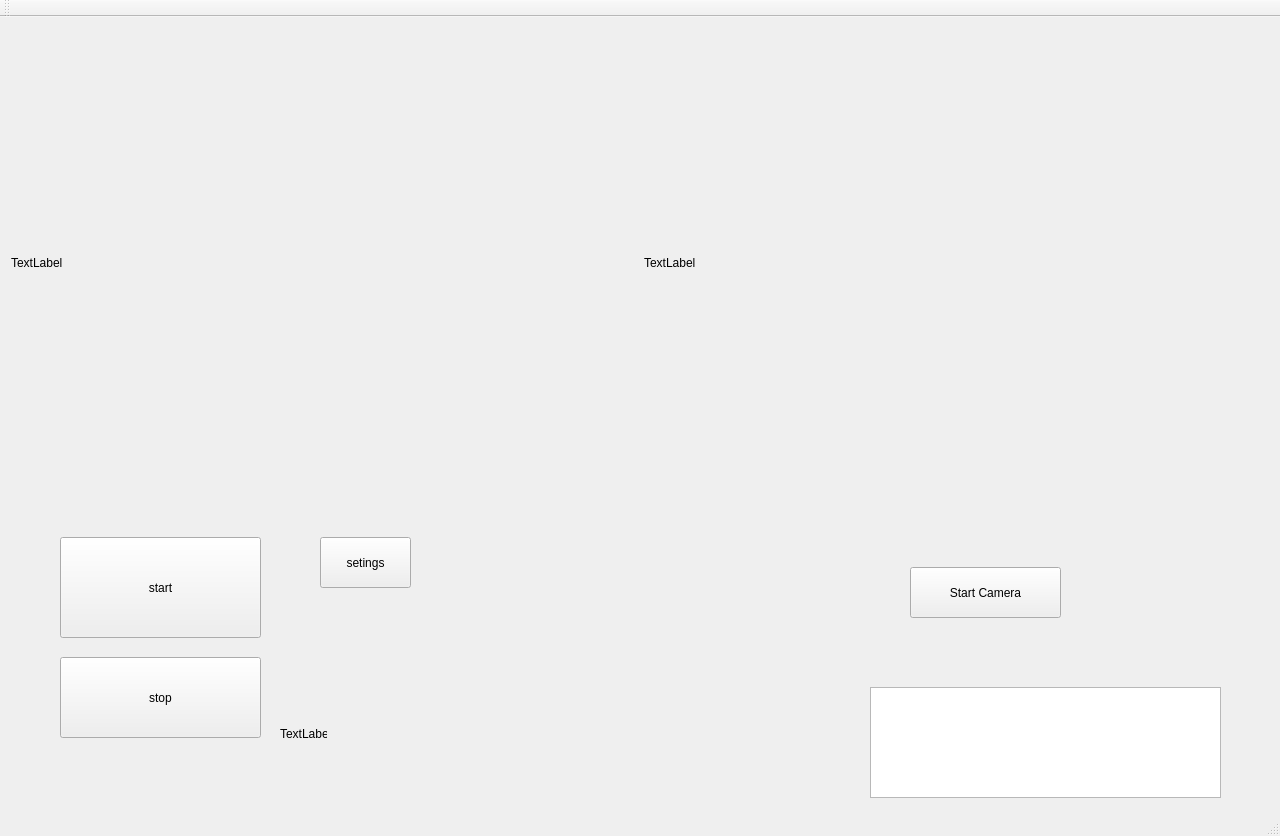
Before: the Qt Designer form mainwindow.ui in EugChesn/GuiClient, drawn with Qt 5.
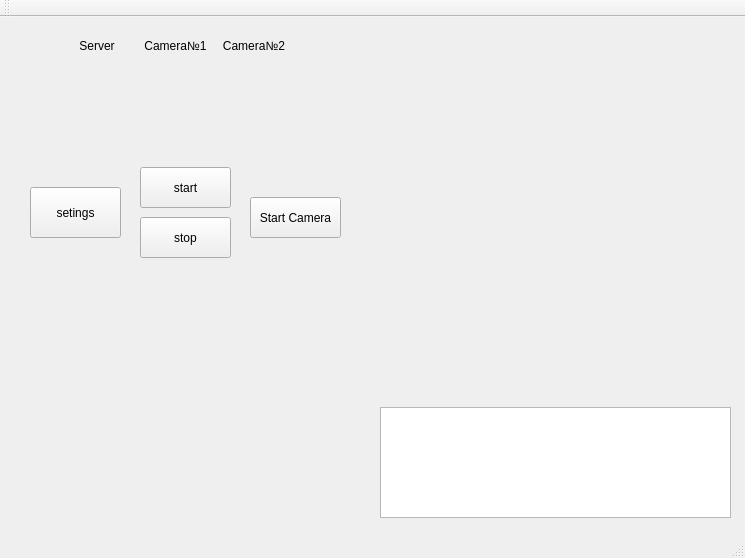
After: the same form once the commit is applied. Icons and pictures are not drawn.

Diff of the .ui file:
```diff
--- a/mainwindow.ui
+++ b/mainwindow.ui
@@ -6,8 +6,8 @@
    <rect>
     <x>0</x>
     <y>0</y>
-    <width>1280</width>
-    <height>836</height>
+    <width>745</width>
+    <height>558</height>
    </rect>
   </property>
   <property name="windowTitle">
@@ -20,10 +20,10 @@
    <widget class="QPushButton" name="pushButton">
     <property name="geometry">
      <rect>
-      <x>60</x>
-      <y>520</y>
-      <width>201</width>
-      <height>101</height>
+      <x>140</x>
+      <y>150</y>
+      <width>91</width>
+      <height>41</height>
      </rect>
     </property>
     <property name="text">
@@ -33,8 +33,8 @@
    <widget class="QPlainTextEdit" name="plainTextEdit">
     <property name="geometry">
      <rect>
-      <x>870</x>
-      <y>670</y>
+      <x>380</x>
+      <y>390</y>
       <width>351</width>
       <height>111</height>
      </rect>
@@ -49,8 +49,8 @@
    <widget class="QLabel" name="label_3">
     <property name="geometry">
      <rect>
-      <x>1240</x>
-      <y>500</y>
+      <x>380</x>
+      <y>350</y>
       <width>31</width>
       <height>31</height>
      </rect>
@@ -65,45 +65,13 @@
      <bool>true</bool>
     </property>
    </widget>
-   <widget class="QWidget" name="horizontalLayoutWidget">
-    <property name="geometry">
-     <rect>
-      <x>0</x>
-      <y>0</y>
-      <width>1281</width>
-      <height>491</height>
-     </rect>
-    </property>
-    <layout class="QHBoxLayout" name="horizontalLayout">
-     <item>
-      <widget class="QLabel" name="label_2">
-       <property name="autoFillBackground">
-        <bool>true</bool>
-       </property>
-       <property name="text">
-        <string>TextLabel</string>
-       </property>
-      </widget>
-     </item>
-     <item>
-      <widget class="QLabel" name="label">
-       <property name="autoFillBackground">
-        <bool>true</bool>
-       </property>
-       <property name="text">
-        <string>TextLabel</string>
-       </property>
-      </widget>
-     </item>
-    </layout>
-   </widget>
    <widget class="QPushButton" name="stop">
     <property name="geometry">
      <rect>
-      <x>60</x>
-      <y>640</y>
-      <width>201</width>
-      <height>81</height>
+      <x>140</x>
+      <y>200</y>
+      <width>91</width>
+      <height>41</height>
      </rect>
     </property>
     <property name="text">
@@ -113,21 +81,21 @@
    <widget class="QLabel" name="event_arrows">
     <property name="geometry">
      <rect>
-      <x>280</x>
-      <y>710</y>
+      <x>150</x>
+      <y>500</y>
       <width>47</width>
       <height>13</height>
      </rect>
     </property>
     <property name="text">
-     <string>TextLabel</string>
+     <string/>
     </property>
    </widget>
    <widget class="QWidget" name="horizontalLayoutWidget_2">
     <property name="geometry">
      <rect>
-      <x>470</x>
-      <y>610</y>
+      <x>20</x>
+      <y>330</y>
       <width>314</width>
       <height>162</height>
      </rect>
@@ -192,10 +160,10 @@
    <widget class="QPushButton" name="startCam">
     <property name="geometry">
      <rect>
-      <x>910</x>
-      <y>550</y>
-      <width>151</width>
-      <height>51</height>
+      <x>250</x>
+      <y>180</y>
+      <width>91</width>
+      <height>41</height>
      </rect>
     </property>
     <property name="text">
@@ -205,8 +173,8 @@
    <widget class="QPushButton" name="setings">
     <property name="geometry">
      <rect>
-      <x>320</x>
-      <y>520</y>
+      <x>30</x>
+      <y>170</y>
       <width>91</width>
       <height>51</height>
      </rect>
@@ -215,6 +183,173 @@
      <string>setings</string>
     </property>
    </widget>
+   <widget class="QWidget" name="horizontalLayoutWidget">
+    <property name="geometry">
+     <rect>
+      <x>50</x>
+      <y>10</y>
+      <width>251</width>
+      <height>80</height>
+     </rect>
+    </property>
+    <layout class="QHBoxLayout" name="horizontalLayout">
+     <item>
+      <layout class="QVBoxLayout" name="verticalLayout_2">
+       <item>
+        <widget class="QLabel" name="label_2">
+         <property name="text">
+          <string>Server</string>
+         </property>
+         <property name="alignment">
+          <set>Qt::AlignCenter</set>
+         </property>
+        </widget>
+       </item>
+       <item>
+        <widget class="QLabel" name="pictureServerPing">
+         <property name="maximumSize">
+          <size>
+           <width>80</width>
+           <height>25</height>
+          </size>
+         </property>
+         <property name="autoFillBackground">
+          <bool>false</bool>
+         </property>
+         <property name="text">
+          <string/>
+         </property>
+         <property name="pixmap">
+          <pixmap resource="resurse.qrc">:/images/pingOFF.png</pixmap>
+         </property>
+         <property name="scaledContents">
+          <bool>false</bool>
+         </property>
+         <property name="alignment">
+          <set>Qt::AlignCenter</set>
+         </property>
+        </widget>
+       </item>
+       <item>
+        <widget class="QLabel" name="pingTextServer">
+         <property name="text">
+          <string/>
+         </property>
+         <property name="alignment">
+          <set>Qt::AlignCenter</set>
+         </property>
+        </widget>
+       </item>
+      </layout>
+     </item>
+     <item>
+      <layout class="QVBoxLayout" name="verticalLayout_3">
+       <item>
+        <widget class="QLabel" name="label_6">
+         <property name="text">
+          <string>Camera№1</string>
+         </property>
+         <property name="alignment">
+          <set>Qt::AlignCenter</set>
+         </property>
+        </widget>
+       </item>
+       <item>
+        <widget class="QLabel" name="pictureCamera1Ping">
+         <property name="maximumSize">
+          <size>
+           <width>80</width>
+           <height>25</height>
+          </size>
+         </property>
+         <property name="text">
+          <string/>
+         </property>
+         <property name="pixmap">
+          <pixmap resource="resurse.qrc">:/images/pingOFF.png</pixmap>
+         </property>
+         <property name="scaledContents">
+          <bool>false</bool>
+         </property>
+         <property name="alignment">
+          <set>Qt::AlignCenter</set>
+         </property>
+         <property name="wordWrap">
+          <bool>false</bool>
+         </property>
+        </widget>
+       </item>
+       <item>
+        <widget class="QLabel" name="pingTextCamera1">
+         <property name="text">
+          <string/>
+         </property>
+         <property name="alignment">
+          <set>Qt::AlignCenter</set>
+         </property>
+        </widget>
+       </item>
+      </layout>
+     </item>
+     <item>
+      <layout class="QVBoxLayout" name="verticalLayout">
+       <item>
+        <widget class="QLabel" name="label_8">
+         <property name="text">
+          <string>Camera№2</string>
+         </property>
+         <property name="alignment">
+          <set>Qt::AlignCenter</set>
+         </property>
+        </widget>
+       </item>
+       <item>
+        <widget class="QLabel" name="pictureCamera2Ping">
+         <property name="maximumSize">
+          <size>
+           <width>80</width>
+           <height>25</height>
+          </size>
+         </property>
+         <property name="text">
+          <string/>
+         </property>
+         <property name="pixmap">
+          <pixmap resource="resurse.qrc">:/images/pingOFF.png</pixmap>
+         </property>
+         <property name="scaledContents">
+          <bool>false</bool>
+         </property>
+         <property name="alignment">
+          <set>Qt::AlignCenter</set>
+         </property>
+        </widget>
+       </item>
+       <item>
+        <widget class="QLabel" name="pingTextCamera2">
+         <property name="text">
+          <string/>
+         </property>
+         <property name="alignment">
+          <set>Qt::AlignCenter</set>
+         </property>
+        </widget>
+       </item>
+      </layout>
+     </item>
+    </layout>
+   </widget>
+   <widget class="QWidget" name="gridLayoutWidget">
+    <property name="geometry">
+     <rect>
+      <x>430</x>
+      <y>70</y>
+      <width>241</width>
+      <height>211</height>
+     </rect>
+    </property>
+    <layout class="QGridLayout" name="gridLayoutMRVisual"/>
+   </widget>
   </widget>
   <widget class="QMenuBar" name="menuBar">
    <property name="geometry">
```
Left out of the diff: 2 changed lines with no effect on the pictures.
